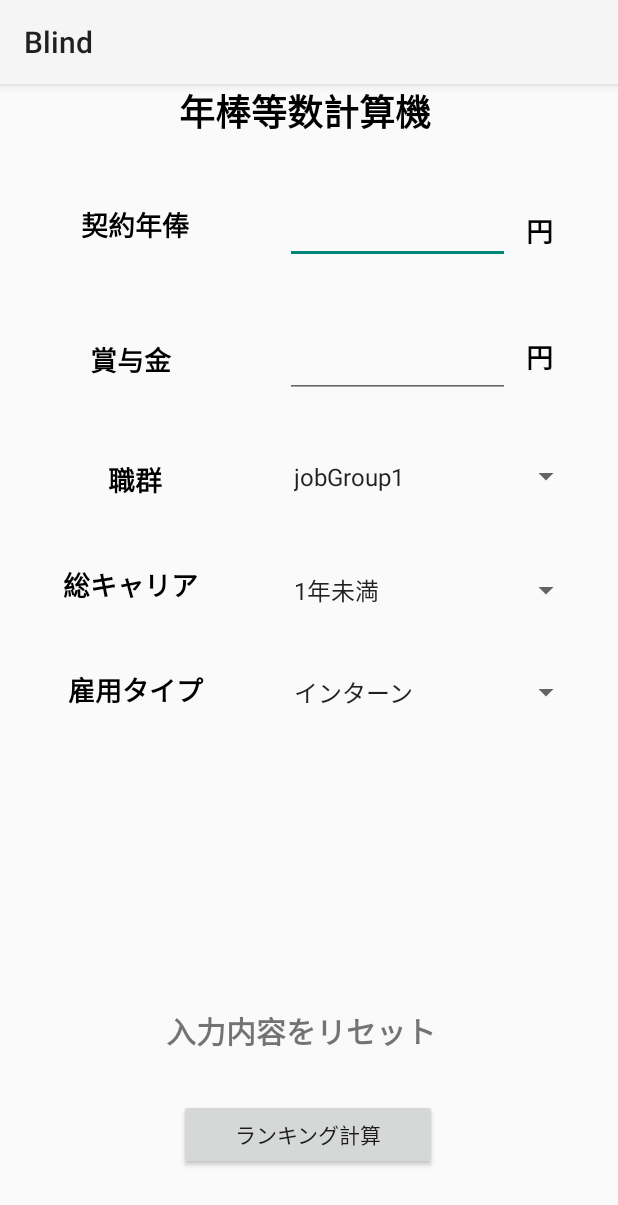
After one commit to odong1989/Blind_app_fork, an Android app: the AnnualIncomeRankCalculatorActivity screen opened directly, with no data from a screen before it, on a phone screen of 412 x 824 dp. The commit adds this screen. Shown: the top 1205 px of the screen. Run offline under Robolectric (Android 15) with nearby library versions, the phone set to English and light mode, and no system bars; our stand-ins replace RxJava.

Commit message:
추가-연봉랭크

```diff
--- a/app/src/main/AndroidManifest.xml
+++ b/app/src/main/AndroidManifest.xml
@@ -21,6 +21,7 @@
         <activity android:name=".member.MemberJoinActivity"/>
         <activity android:name=".member.LoginActivity"/>
         <activity android:name=".home.Home"/>
+        <activity android:name=".annualincome.AnnualIncomeRankCalculatorActivity"/>
     </application>
     <uses-permission android:name="android.permission.INTERNET" />
     <uses-permission android:name="android.permission.WRITE_EXTERNAL_STORAGE"/>
--- /dev/null
+++ b/app/src/main/java/com/ksinfo/blind/annualincome/AnnualIncomeRankCalculatorActivity.java
@@ -0,0 +1,134 @@
+package com.ksinfo.blind.annualincome;
+
+import android.os.Bundle;
+import android.view.View;
+import android.widget.AdapterView;
+import android.widget.ArrayAdapter;
+import android.widget.Button;
+import android.widget.EditText;
+import android.widget.Spinner;
+import android.widget.TextView;
+import android.widget.Toast;
+
+import androidx.appcompat.app.AlertDialog;
+import androidx.appcompat.app.AppCompatActivity;
+
+import com.ksinfo.blind.R;
+
+import io.reactivex.rxjava3.disposables.Disposable;
+
+public class AnnualIncomeRankCalculatorActivity extends AppCompatActivity {
+    Disposable backgroundTask;
+
+    @Override
+    protected void onCreate(Bundle savedInstanceState) {
+        TextView textView;
+        EditText editText;
+
+        super.onCreate(savedInstanceState);
+        setContentView(R.layout.annual_income_rank_calculator);
+
+        //annual_income_rank_calculator.xml画面を構成する要素とコネクト。
+        textView = (TextView) findViewById(R.id.title);      //テキスト’契約年俸’
+        textView = (TextView) findViewById(R.id.textView1);  //テキスト’年棒等数計算機’
+        textView = (TextView) findViewById(R.id.textView2);  //テキスト’賞与金’
+        textView = (TextView) findViewById(R.id.textView3);  //テキスト’職群’
+        textView = (TextView) findViewById(R.id.textView4);  //テキスト’総キャリア’
+        textView = (TextView) findViewById(R.id.textView5);  //テキスト’雇用タイプ’
+        //textView = (TextView)findViewById(R.id.textView6);  //案内事項を説明するテキスト。
+        //textView = (TextView)findViewById(R.id.textView7);  //案内事項を説明するテキスト。
+        //textView = (TextView)findViewById(R.id.textView8);  //案内事項を説明するテキスト。
+        textView = (TextView) findViewById(R.id.textView9);  //テキスト’円’。
+        textView = (TextView) findViewById(R.id.textView10); //テキスト’円’。
+
+        editText = (EditText) findViewById(R.id.editTextAnnualIncome);//inputData：年俸（給料）
+        editText = (EditText) findViewById(R.id.editTextbonus);       //inputData：賞与金
+
+        TextView button_clear_input;
+        button_clear_input = findViewById(R.id.buttonAllInputClear);
+
+
+        Spinner spinnerJob, spinnerWorkPeriod, spinnerEmployeeType;
+        ArrayAdapter adapter;
+
+        final String[] listOfJob = {"jobGroup1", "jobGroup2", "jobGroup3", "jobGroup4", "jobGroup5", "jobGroup6", "jobGroup7",
+                "jobGroup8", "jobGroup9", "jobGroup10", "jobGroup11", "jobGroup12", "jobGroup13", "jobGroup14",
+                "jobGroup15", "jobGroup16", "jobGroup17", "jobGroup18", "jobGroup19", "jobGroup20"};
+        final String[] ListOfWorkPeriod = {"1年未満", "1年", "2年", "3年", "4年", "5年", "6年", "7年", "8年", "9年", "10年", "11年", "12年",
+                "13年", "14年", "15年", "16年", "17年", "18年", "19年", "20年", "21年", "22年", "23年", "24年",
+                "25年", "26年", "27年", "28年", "29年", "30年", "30年以上"};
+        final String[] ListOfEmploymentType = {"インターン", "年雇い", "正規職"};
+
+
+        spinnerJob = findViewById(R.id.spinnerOfJobList);     //inputData：ユーザの職群（ラヂオボソンと同じ）。
+        ArrayAdapter adapter1 = new ArrayAdapter(this, android.R.layout.simple_spinner_item, listOfJob);
+        adapter1.setDropDownViewResource(android.R.layout.simple_spinner_dropdown_item);
+        spinnerJob.setAdapter(adapter1);
+
+        spinnerWorkPeriod = (Spinner) findViewById(R.id.spinnerOfWorkPeriod);  //inputData：ユーザの勤務期間（ラヂオボソンと同じ）。
+        ArrayAdapter adapter2 = new ArrayAdapter(this, android.R.layout.simple_spinner_item, ListOfWorkPeriod);
+        adapter2.setDropDownViewResource(android.R.layout.simple_spinner_dropdown_item);
+        spinnerWorkPeriod.setAdapter(adapter2);
+
+        spinnerEmployeeType = (Spinner) findViewById(R.id.spinnerOfEmploymentType);    //inputData：ユーザの雇用タイプ（ラヂオボソンと同じ）。
+        ArrayAdapter adapter3 = new ArrayAdapter(this, android.R.layout.simple_spinner_item, ListOfEmploymentType);
+        adapter3.setDropDownViewResource(android.R.layout.simple_spinner_dropdown_item);
+        spinnerEmployeeType.setAdapter(adapter3);
+
+
+        button_clear_input.setOnClickListener(new View.OnClickListener() {
+            @Override
+            public void onClick(View view) {
+                Toast.makeText(getApplicationContext(), "リセットを完了しました。", Toast.LENGTH_SHORT).show();
+            }
+        });
+
+        Button move_calculateRank = (Button) findViewById(R.id.buttonCalculateRank);
+        move_calculateRank.setOnClickListener(new View.OnClickListener() {
+            @Override
+            public void onClick(View view) {
+                AlertDialog.Builder builder = new AlertDialog.Builder(AnnualIncomeRankCalculatorActivity.this);
+                builder.setTitle("年俸のランキング計算が始まります。");
+                builder.setMessage("ランキングの精度をため、入力した情報は100日間修正ができません。入力した情報でランキング計算を初めてもいいですか。");
+                builder.setPositiveButton("はい。",null);
+                builder.setNegativeButton("いいえ。",null);
+                builder.create().show();
+            }
+        });
+
+        spinnerJob.setOnItemSelectedListener(new AdapterView.OnItemSelectedListener() {
+            @Override
+            public void onItemSelected(AdapterView<?> parent, View view, int position, long id) {
+                Toast.makeText(getApplicationContext(), "Selected job.", Toast.LENGTH_SHORT).show();
+            }
+
+            @Override
+            public void onNothingSelected(AdapterView<?> parent) {
+            }
+        });
+
+        spinnerWorkPeriod.setOnItemSelectedListener(new AdapterView.OnItemSelectedListener() {
+            @Override
+            public void onItemSelected(AdapterView<?> parent, View view, int position, long id) {
+                Toast.makeText(getApplicationContext(), "Selected careerYears.", Toast.LENGTH_SHORT).show();
+            }
+
+            @Override
+            public void onNothingSelected(AdapterView<?> parent) {
+            }
+        });
+
+        spinnerEmployeeType.setOnItemSelectedListener(new AdapterView.OnItemSelectedListener() {
+            @Override
+            public void onItemSelected(AdapterView<?> parent, View view, int position, long id) {
+                Toast.makeText(getApplicationContext(), "Selected employeeType.", Toast.LENGTH_SHORT).show();
+            }
+
+            @Override
+            public void onNothingSelected(AdapterView<?> parent) {
+            }
+        });
+
+
+    }
+}
--- a/app/src/main/java/com/ksinfo/blind/member/LoginActivity.java
+++ b/app/src/main/java/com/ksinfo/blind/member/LoginActivity.java
@@ -11,6 +11,7 @@ import android.widget.TextView;
 import androidx.appcompat.app.AppCompatActivity;
 
 import com.ksinfo.blind.R;
+import com.ksinfo.blind.annualincome.AnnualIncomeRankCalculatorActivity;
 import com.ksinfo.blind.home.Home;
 import com.ksinfo.blind.util.HttpClientAccessor;
 
@@ -59,20 +60,16 @@ public class LoginActivity extends AppCompatActivity {
                 startActivity(intent);
             }
         });
-
-        /*
-        passAccess.setOnClickListener(new View.OnClickListener(){
+        Button move_annualIncome = (Button)findViewById(R.id.annualIncomeBtn);
+        move_annualIncome.setOnClickListener(new View.OnClickListener(){
             @Override
             public void onClick(View view) {
-                try{
-                Intent intent = new Intent(Intent.ACTION_VIEW, Uri.parse("http://220.80.99.247:8282/blind/main"));
+                Intent intent = new Intent(getApplicationContext(), AnnualIncomeRankCalculatorActivity.class);
                 startActivity(intent);
-                } catch (Exception e){
-                    e.printStackTrace();
-                }
             }
         });
-        */
+
+
 
     }
 
--- /dev/null
+++ b/app/src/main/res/layout/annual_income_rank_calculator.xml
@@ -0,0 +1,282 @@
+<?xml version="1.0" encoding="utf-8"?>
+<LinearLayout xmlns:android="http://schemas.android.com/apk/res/android"
+    xmlns:app="http://schemas.android.com/apk/res-auto"
+    xmlns:tools="http://schemas.android.com/tools"
+    android:layout_width="match_parent"
+    android:layout_height="match_parent">
+
+    <androidx.constraintlayout.widget.ConstraintLayout
+        android:layout_width="match_parent"
+        android:layout_height="match_parent">
+
+        <TextView
+            android:id="@+id/title"
+            android:layout_width="400dp"
+            android:layout_height="40dp"
+            android:clickable="false"
+            android:fitsSystemWindows="false"
+            android:fontFamily="sans-serif"
+            android:text="年棒等数計算機 "
+            android:textAlignment="center"
+            android:textAllCaps="false"
+            android:textColor="#000000"
+            android:textDirection="ltr"
+            android:textSize="24sp"
+            android:textStyle="bold"
+            android:typeface="monospace"
+            android:verticalScrollbarPosition="defaultPosition"
+            app:layout_constraintEnd_toEndOf="parent"
+            app:layout_constraintStart_toStartOf="parent"
+            tools:ignore="MissingConstraints"
+            tools:layout_editor_absoluteY="16dp" />
+
+
+        <TextView
+            android:id="@+id/textView1"
+            android:layout_width="150dp"
+            android:layout_height="30dp"
+            android:layout_marginTop="80dp"
+            android:layout_marginEnd="15dp"
+            android:clickable="false"
+            android:fitsSystemWindows="false"
+            android:fontFamily="sans-serif"
+            android:text="契約年俸"
+            android:textAlignment="center"
+            android:textAllCaps="false"
+            android:textColor="#000000"
+            android:textDirection="ltr"
+            android:textSize="18sp"
+            android:textStyle="bold"
+            android:typeface="monospace"
+            android:verticalScrollbarPosition="defaultPosition"
+            app:layout_constraintEnd_toEndOf="parent"
+            app:layout_constraintHorizontal_bias="0.061"
+            app:layout_constraintStart_toStartOf="parent"
+            app:layout_constraintTop_toTopOf="parent"
+            tools:ignore="MissingConstraints" />
+
+        <TextView
+            android:id="@+id/textView2"
+            android:layout_width="150dp"
+            android:layout_height="30dp"
+            android:layout_marginTop="170dp"
+            android:layout_marginEnd="15dp"
+            android:clickable="false"
+            android:fitsSystemWindows="false"
+            android:fontFamily="sans-serif"
+            android:text="賞与金"
+            android:textAlignment="center"
+            android:textAllCaps="false"
+            android:textColor="#000000"
+            android:textDirection="ltr"
+            android:textSize="18sp"
+            android:textStyle="bold"
+            android:typeface="monospace"
+            android:verticalScrollbarPosition="defaultPosition"
+            app:layout_constraintEnd_toEndOf="parent"
+            app:layout_constraintHorizontal_bias="0.049"
+            app:layout_constraintStart_toStartOf="parent"
+            app:layout_constraintTop_toTopOf="parent"
+            tools:ignore="MissingConstraints" />
+
+        <TextView
+            android:id="@+id/textView3"
+            android:layout_width="150dp"
+            android:layout_height="30dp"
+            android:layout_marginTop="250dp"
+            android:layout_marginEnd="15dp"
+            android:clickable="false"
+            android:fitsSystemWindows="false"
+            android:fontFamily="sans-serif"
+            android:text="職群"
+            android:textAlignment="center"
+            android:textAllCaps="false"
+            android:textColor="#000000"
+            android:textDirection="ltr"
+            android:textSize="18sp"
+            android:textStyle="bold"
+            android:typeface="monospace"
+            android:verticalScrollbarPosition="defaultPosition"
+            app:layout_constraintEnd_toEndOf="parent"
+            app:layout_constraintHorizontal_bias="0.061"
+            app:layout_constraintStart_toStartOf="parent"
+            app:layout_constraintTop_toTopOf="parent"
+            tools:ignore="MissingConstraints" />
+
+        <TextView
+            android:id="@+id/textView5"
+            android:layout_width="150dp"
+            android:layout_height="24dp"
+            android:layout_marginTop="390dp"
+            android:layout_marginEnd="15dp"
+            android:clickable="false"
+            android:fitsSystemWindows="false"
+            android:fontFamily="sans-serif"
+            android:text="雇用タイプ"
+            android:textAlignment="center"
+            android:textAllCaps="false"
+            android:textColor="#000000"
+            android:textDirection="ltr"
+            android:textSize="18sp"
+            android:textStyle="bold"
+            android:typeface="monospace"
+            android:verticalScrollbarPosition="defaultPosition"
+            app:layout_constraintEnd_toEndOf="parent"
+            app:layout_constraintHorizontal_bias="0.061"
+            app:layout_constraintStart_toStartOf="parent"
+            app:layout_constraintTop_toTopOf="parent"
+            tools:ignore="MissingConstraints" />
+
+        <TextView
+            android:id="@+id/textView4"
+            android:layout_width="150dp"
+            android:layout_height="24dp"
+            android:layout_marginTop="320dp"
+            android:layout_marginEnd="15dp"
+            android:clickable="false"
+            android:fitsSystemWindows="false"
+            android:fontFamily="sans-serif"
+            android:text="総キャリア"
+            android:textAlignment="center"
+            android:textAllCaps="false"
+            android:textColor="#000000"
+            android:textDirection="ltr"
+            android:textSize="18sp"
+            android:textStyle="bold"
+            android:typeface="monospace"
+            android:verticalScrollbarPosition="defaultPosition"
+            app:layout_constraintEnd_toEndOf="parent"
+            app:layout_constraintHorizontal_bias="0.049"
+            app:layout_constraintStart_toStartOf="parent"
+            app:layout_constraintTop_toTopOf="parent"
+            tools:ignore="MissingConstraints" />
+
+        <EditText
+            android:id="@+id/editTextAnnualIncome"
+            android:layout_width="150dp"
+            android:layout_height="40dp"
+            android:layout_marginTop="80dp"
+            android:layout_marginEnd="72dp"
+            android:ems="10"
+            android:inputType="textPersonName"
+            android:textAlignment="textEnd"
+            app:layout_constraintEnd_toEndOf="parent"
+            app:layout_constraintTop_toTopOf="parent" />
+
+        <EditText
+            android:id="@+id/editTextbonus"
+            android:layout_width="150dp"
+            android:layout_height="45dp"
+            android:layout_marginTop="164dp"
+            android:layout_marginEnd="72dp"
+            android:ems="10"
+            android:inputType="textPersonName"
+            android:textAlignment="textEnd"
+            app:layout_constraintEnd_toEndOf="parent"
+            app:layout_constraintTop_toTopOf="parent" />
+
+        <Spinner
+            android:id="@+id/spinnerOfJobList"
+            android:layout_width="200dp"
+            android:layout_height="35dp"
+            android:layout_marginTop="244dp"
+            android:layout_marginEnd="24dp"
+            android:spinnerMode="dialog"
+            app:layout_constraintEnd_toEndOf="parent"
+            app:layout_constraintTop_toTopOf="parent" />
+
+
+        <Spinner
+            android:id="@+id/spinnerOfEmploymentType"
+            android:layout_width="200dp"
+            android:layout_height="35dp"
+            android:layout_marginTop="388dp"
+            android:layout_marginEnd="24dp"
+            android:spinnerMode="dialog"
+            app:layout_constraintEnd_toEndOf="parent"
+            app:layout_constraintTop_toTopOf="parent" />
+
+        <Spinner
+            android:id="@+id/spinnerOfWorkPeriod"
+            android:layout_width="200dp"
+            android:layout_height="35dp"
+            android:layout_marginTop="320dp"
+            android:layout_marginEnd="24dp"
+            android:spinnerMode="dialog"
+            app:layout_constraintEnd_toEndOf="parent"
+            app:layout_constraintTop_toTopOf="parent" />
+
+        <TextView
+            android:id="@+id/textView9"
+            android:layout_width="40dp"
+            android:layout_height="23dp"
+            android:layout_marginTop="84dp"
+            android:layout_marginEnd="15dp"
+            android:clickable="false"
+            android:fitsSystemWindows="false"
+            android:fontFamily="sans-serif"
+            android:text="円"
+            android:textAlignment="center"
+            android:textAllCaps="false"
+            android:textColor="#000000"
+            android:textDirection="ltr"
+            android:textSize="18sp"
+            android:textStyle="bold"
+            android:typeface="monospace"
+            android:verticalScrollbarPosition="defaultPosition"
+            app:layout_constraintEnd_toEndOf="parent"
+            app:layout_constraintHorizontal_bias="0.952"
+            app:layout_constraintStart_toStartOf="parent"
+            app:layout_constraintTop_toTopOf="parent"
+            tools:ignore="MissingConstraints" />
+
+        <TextView
+            android:id="@+id/textView10"
+            android:layout_width="40dp"
+            android:layout_height="23dp"
+            android:layout_marginTop="168dp"
+            android:layout_marginEnd="15dp"
+            android:clickable="false"
+            android:fitsSystemWindows="false"
+            android:fontFamily="sans-serif"
+            android:text="円"
+            android:textAlignment="center"
+            android:textAllCaps="false"
+            android:textColor="#000000"
+            android:textDirection="ltr"
+            android:textSize="18sp"
+            android:textStyle="bold"
+            android:typeface="monospace"
+            android:verticalScrollbarPosition="defaultPosition"
+            app:layout_constraintEnd_toEndOf="parent"
+            app:layout_constraintHorizontal_bias="0.952"
+            app:layout_constraintStart_toStartOf="parent"
+            app:layout_constraintTop_toTopOf="parent"
+            tools:ignore="MissingConstraints" />
+
+        <TextView
+            android:id="@+id/buttonAllInputClear"
+            android:layout_width="190dp"
+            android:layout_height="36dp"
+            android:layout_marginBottom="116dp"
+            android:text="入力内容をリセット"
+            android:textSize="20sp"
+            android:textStyle="bold"
+            app:layout_constraintBottom_toBottomOf="parent"
+            app:layout_constraintEnd_toEndOf="parent"
+            app:layout_constraintHorizontal_bias="0.498"
+            app:layout_constraintStart_toStartOf="parent" />
+
+        <Button
+            android:id="@+id/buttonCalculateRank"
+            android:layout_width="172dp"
+            android:layout_height="47dp"
+            android:layout_marginBottom="44dp"
+            android:text="ランキング計算"
+            app:layout_constraintBottom_toBottomOf="parent"
+            app:layout_constraintEnd_toEndOf="parent"
+            app:layout_constraintHorizontal_bias="0.498"
+            app:layout_constraintStart_toStartOf="parent" />
+
+    </androidx.constraintlayout.widget.ConstraintLayout>
+</LinearLayout>
--- a/app/src/main/res/layout/login.xml
+++ b/app/src/main/res/layout/login.xml
@@ -133,6 +133,17 @@
                 android:background="#323151"
                 android:text="pass(noLogin/only_Test)"
                 android:textColor="#FFFFFF" />
+
+            <Button
+                android:id="@+id/annualIncomeBtn"
+                android:layout_width="match_parent"
+                android:layout_height="40dp"
+                android:layout_marginLeft="30dp"
+                android:layout_marginTop="10dp"
+                android:layout_marginRight="30dp"
+                android:background="#323151"
+                android:text="annualIncomeAccess"
+                android:textColor="#FFFFFF" />
         </LinearLayout>
 
     </ScrollView>
--- a/app/src/main/res/menu/menu_bottom.xml
+++ b/app/src/main/res/menu/menu_bottom.xml
@@ -6,18 +6,34 @@
         android:id="@+id/tab1"
         app:showAsAction="ifRoom"
         android:enabled="true"
-        android:icon="@android:drawable/ic_dialog_email"
-        android:title="이메일" />
+        android:icon="@android:drawable/btn_star"
+        android:title="ホーム画面" />
     <item
         android:id="@+id/tab2"
         app:showAsAction="ifRoom"
         android:icon="@android:drawable/ic_dialog_info"
-        android:title="정보" />
+        android:title="検索" />
     <item
         android:id="@+id/tab3"
         app:showAsAction="ifRoom"
         android:enabled="true"
         android:icon="@android:drawable/ic_dialog_map"
-        android:title="위치" />
-
+        android:title="会話" />
+    <item
+        android:id="@+id/tab4"
+        app:showAsAction="ifRoom"
+        android:icon="@android:drawable/ic_dialog_info"
+        android:title="alert" />
+    <item
+        android:id="@+id/tab5"
+        app:showAsAction="ifRoom"
+        android:icon="@android:drawable/ic_dialog_map"
+        android:title="mypage" />
+    <!--
+    <item
+        android:id="@+id/tab6"
+        app:showAsAction="ifRoom"
+        android:icon="@android:drawable/ic_dialog_info"
+        android:title="トピック" />
+    -->
 </menu>
```
